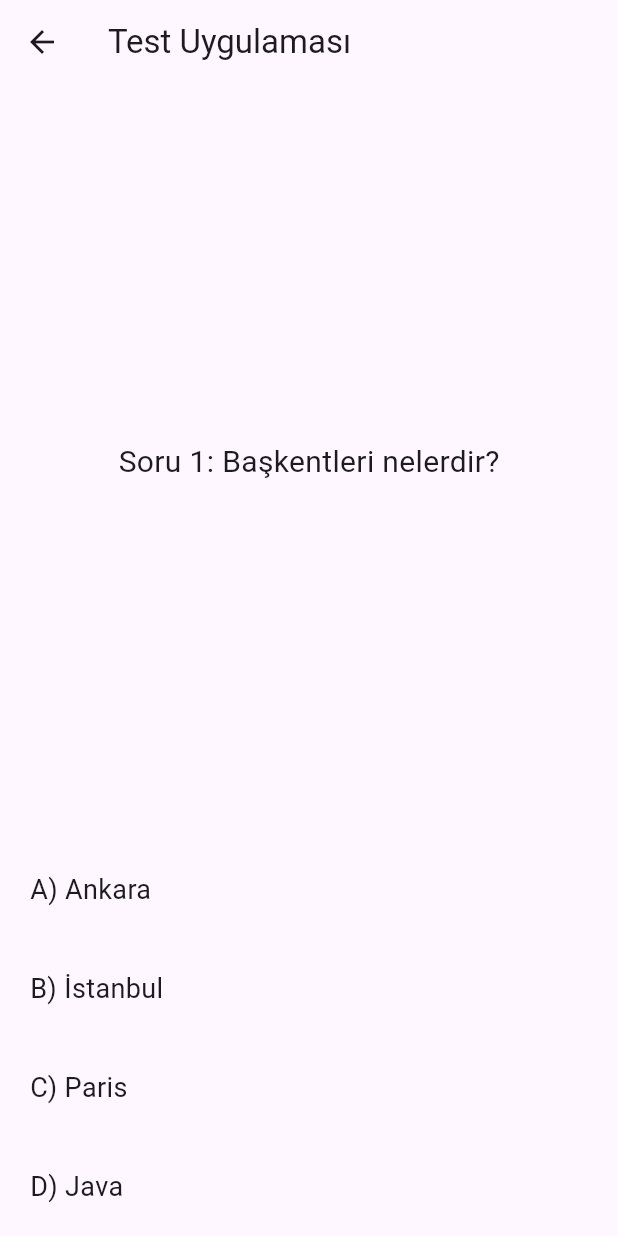
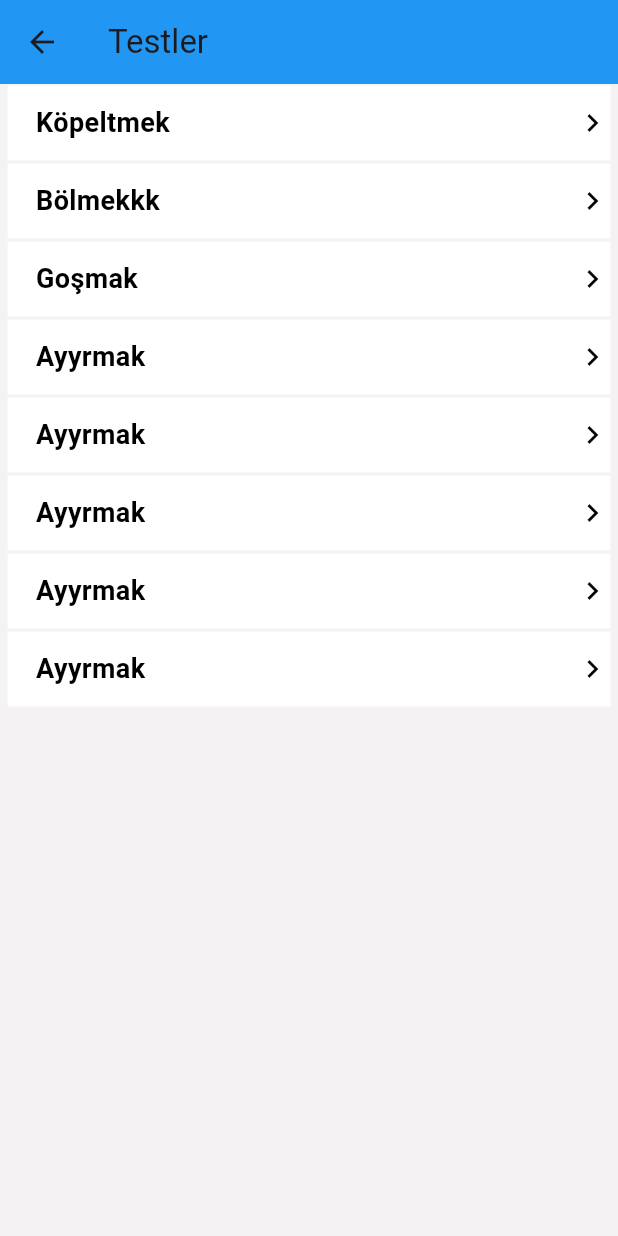
Before and after one commit to kuvvat2001/my_thesis_math, a Flutter app: the screen it shows after launch, after a tap on "Testler", on a phone screen of 412 x 824 dp. Run offline on Flutter 3.47's test engine with Material 2 defaults, Android fonts, the phone set to English and light mode, and no system bars.

Commit message:
my_diplom_work

```diff
--- a/assets/quastion.json
+++ b/assets/quastion.json
@@ -1,21 +1,21 @@
 [
   {
-    "question": "Soru 1: Başkentleri nelerdir?",
+    "question": " Решите неравенство: 2x+3 < 11 ",
     "choices": [
-      {"text": "A) Ankara", "isCorrect": true},
-      {"text": "B) İstanbul", "isCorrect": false},
-      {"text": "C) Paris", "isCorrect": false},
-      {"text": "D) Java", "isCorrect": false}
+      {"text": "A) x<4", "isCorrect": true},
+      {"text": "B) x>3", "isCorrect": false},
+      {"text": "C) x<-3", "isCorrect": false},
+      {"text": "D) x>4", "isCorrect": false}
 
     ]
   },
   {
-    "question": "Soru 2: Dünya üzerinde kaç kıta bulunmaktadır?",
+    "question": " Решите уравнение: 2(x+5)=12.",
     "choices": [
-      {"text": "A) 4", "isCorrect": false},
-      {"text": "B) 5", "isCorrect": true},
-      {"text": "C) 6", "isCorrect": false},
-      {"text": "D) Java", "isCorrect": false}
+      {"text": "A) x=4", "isCorrect": false},
+      {"text": "B) x=1", "isCorrect": true},
+      {"text": "C) x=6", "isCorrect": false},
+      {"text": "D) x=5", "isCorrect": false}
 
     ]
   },
@@ -27,5 +27,14 @@
       {"text": "C) 2", "isCorrect": false},
       {"text": "D) 1", "isCorrect": false}
     ]
+  },
+  {
+    "question": "Решите неравенство: (x-1)/3>2. ",
+    "choices": [
+      {"text": "A) 4", "isCorrect": true},
+      {"text": "B) 3", "isCorrect": false},
+      {"text": "C) 2", "isCorrect": false},
+      {"text": "D) 1", "isCorrect": false}
+    ]
   }
 ]
--- a/lib/screen/home_screen.dart
+++ b/lib/screen/home_screen.dart
@@ -3,7 +3,7 @@ import 'package:flutter_staggered_grid_view/flutter_staggered_grid_view.dart';
 import 'package:math_app/screen/books_scrren.dart';
 import 'package:math_app/screen/results_screen.dart';
 import 'package:math_app/screen/statistic_screen.dart';
-import 'package:math_app/screen/tests_screen.dart';
+import 'package:math_app/screen/tests_ui_screeen.dart';
 import 'package:math_app/screen/theory_screen.dart';
 
 class HomeScreen extends StatefulWidget {
@@ -35,7 +35,7 @@ class _HomeScreenState extends State<HomeScreen> {
           ],
           children: [
             _buildMenuItem(context,"Sapaklar",Icons.book,Colors.greenAccent,TheoryScreen()),
-            _buildMenuItem(context,"Testler",Icons.assignment,Colors.blueAccent,TestScreen()),_buildMenuItem(context,"Satistikalar",Icons.bar_chart,Colors.redAccent,StatisticScreen()),_buildMenuItem(context,"Netijeler",Icons.poll,Colors.amber,ResultsScreen()),
+            _buildMenuItem(context,"Testler",Icons.assignment,Colors.blueAccent,TestsUiScreen()),_buildMenuItem(context,"Satistikalar",Icons.bar_chart,Colors.redAccent,StatisticScreen()),_buildMenuItem(context,"Netijeler",Icons.poll,Colors.amber,ResultsScreen()),
             _buildMenuItem(context,"Kitaplar",Icons.menu_book_rounded,Colors.deepPurple,BooksScreen()),
           ],
         ),
--- a/lib/screen/tests_screen.dart
+++ b/lib/screen/tests_screen.dart
@@ -2,18 +2,6 @@ import 'dart:convert';
 import 'package:flutter/material.dart';
 import 'package:flutter/services.dart';
 
-void main() {
-  runApp(TestApp());
-}
-
-class TestApp extends StatelessWidget {
-  @override
-  Widget build(BuildContext context) {
-    return MaterialApp(
-      home: TestScreen(),
-    );
-  }
-}
 
 class TestScreen extends StatefulWidget {
   @override
@@ -59,9 +47,12 @@ class _TestScreenState extends State<TestScreen> {
   Widget build(BuildContext context) {
     return Scaffold(
       appBar: AppBar(
-        title: Text('Test Uygulaması'),
+        title: Text('Denlemeler we densizlikler'),
+        backgroundColor: Colors.blue,
       ),
-      body: Column(
+      body: Padding(
+        padding: const EdgeInsets.only(left: 15,right: 15,bottom: 15),
+        child: Column(
           mainAxisAlignment: MainAxisAlignment.center,
           children: [
             Expanded(
@@ -91,7 +82,7 @@ class _TestScreenState extends State<TestScreen> {
                         },
                         child: Container(
                           width: double.infinity,
-                        padding: EdgeInsets.all(20.0),
+                          padding: EdgeInsets.all(25.0),
                           color: backgroundColor,
                           child: Text(
                             choice['text'],
@@ -103,6 +94,7 @@ class _TestScreenState extends State<TestScreen> {
             ),
           ],
         ),
+      ),
     );
   }
 }
--- /dev/null
+++ b/lib/screen/tests_ui_screeen.dart
@@ -0,0 +1,115 @@
+import 'package:flutter/material.dart';
+import 'package:flutter_staggered_grid_view/flutter_staggered_grid_view.dart';
+import 'package:math_app/screen/multiplaying_screen.dart';
+import 'package:math_app/screen/tests_screen.dart';
+
+class TestsUiScreen extends StatelessWidget {
+  const TestsUiScreen({super.key});
+
+  @override
+  Widget build(BuildContext context) {
+    return Scaffold(
+      backgroundColor: Color.fromARGB(234, 243, 241, 241),
+      appBar: AppBar(
+        title: Text('Testler'),
+        backgroundColor: Colors.blue,
+      ),
+      body: StaggeredGridView.countBuilder(
+        crossAxisCount: 1,
+        itemCount: 8,
+
+        // Toplamda 4 tema
+        itemBuilder: (BuildContext context, int index) {
+          return GestureDetector(
+            onTap: () {
+              if (index == 0) {
+                Navigator.push(
+                  context,
+                  MaterialPageRoute(builder: (context) => TestScreen()),
+                );
+              } else {
+                if (index == 1) {
+                  Navigator.push(
+                    context,
+                    MaterialPageRoute(builder: (context) => TestScreen()),
+                  );
+                }
+              }
+            },
+            child: Container(
+              decoration: BoxDecoration(
+                color: _getThemeColor(index),
+                borderRadius: BorderRadius.circular(0),
+              ),
+              child: Center(
+                child: Row(
+                  mainAxisAlignment: MainAxisAlignment.spaceBetween,
+                  children: [
+                    Text(
+                      _getThemeTitle(index),
+                      style: TextStyle(
+                        color: Colors.black,
+                        fontSize: 18,
+                        fontWeight: FontWeight.bold,
+                      ),
+                    ),
+                    Icon(
+                      Icons.keyboard_arrow_right,
+                      color: Colors.black,
+                    ),
+                  ],
+                ),
+              ),
+            ),
+          );
+        },
+        staggeredTileBuilder: (int index) => StaggeredTile.extent(1, 50),
+        mainAxisSpacing: 2,
+        crossAxisSpacing: 10,
+        padding: const EdgeInsets.symmetric(horizontal: 5.0, vertical: 1.0),
+      ),
+    );
+  }
+
+  List<Color> getColorList(int elementSayisi) {
+    List<Color> colors = [];
+    for (int i = 0; i < elementSayisi; i++) {
+      colors.add(_getThemeColor(i));
+    }
+    return colors;
+  }
+
+  Color _getThemeColor(int index) {
+    List<Color> colors = [Colors.white];
+    return colors[index % colors.length];
+  }
+
+  void main() {
+    int elementSayisi = 100;
+    List<Color> renklerListesi = getColorList(elementSayisi);
+
+    // renklerListesi şimdi 100 tane element içeriyor ve renkler belirttiğiniz sırayla tekrarlanıyor.
+  }
+
+  String _getThemeTitle(int index) {
+    if (index == 0) {
+      return '    Köpeltmek';
+    } else if (index == 1) {
+      return '    Bölmekkk';
+    } else if (index == 2) {
+      return '    Goşmak';
+    } else if (index == 3) {
+      return '    Ayyrmak';
+    } else if (index == 4) {
+      return '    Ayyrmak';
+    } else if (index == 5) {
+      return '    Ayyrmak';
+    } else if (index == 6) {
+      return '    Ayyrmak';
+    } else if (index == 7) {
+      return '    Ayyrmak';
+    }
+
+    return '';
+  }
+}
```
Lines whose indentation alone changed are shown as unchanged.
